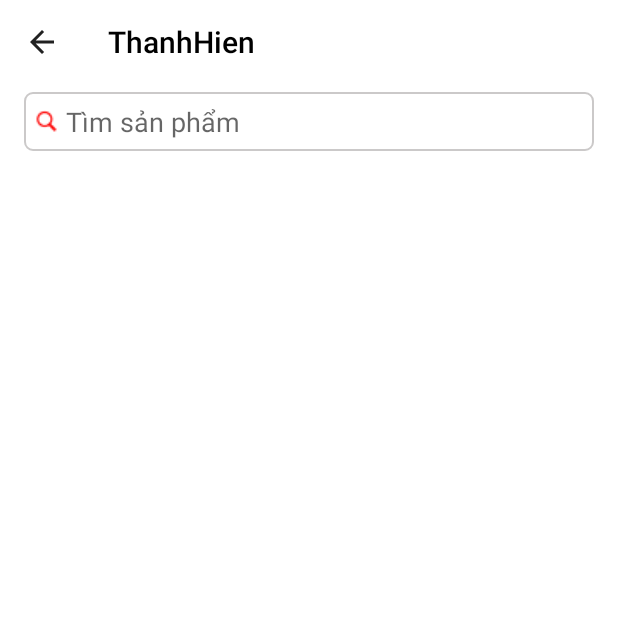
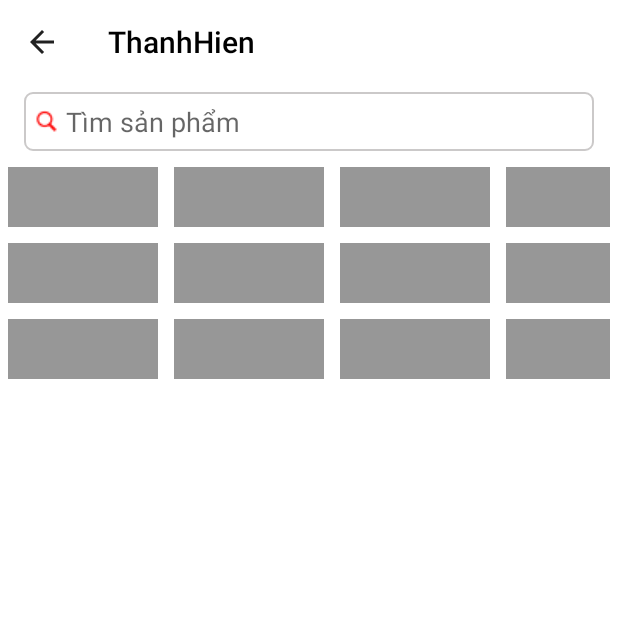
Before and after one commit to DaTaThanhHien/DaTaThanhHien, an Android app: the Seo_GiaoDienDanhMuc screen opened directly, with no data from a screen before it, on a phone screen of 412 x 824 dp, the top half of it. Run offline under Robolectric (Android 15) with nearby library versions, the phone set to English and light mode, and no system bars; our stand-ins replace Shimmer, Volley; libraries missing offline, so code that uses them is left out: com.sdsmdg.tastytoast; network calls fail; 1 statement that could not run was skipped.

```diff
--- a/ThanhHien/app/src/main/java/com/example/thanhhien/NhapXuatHang/Seo_GiaoDienDanhMuc.java
+++ b/ThanhHien/app/src/main/java/com/example/thanhhien/NhapXuatHang/Seo_GiaoDienDanhMuc.java
@@ -40,6 +40,7 @@ import com.example.thanhhien.QuanLyKho.ThemSuaXoaSanPham.Seo_ThemSanPhamMoi;
 import com.example.thanhhien.R;
 import com.example.thanhhien.SeoCheckConnection;
 import com.example.thanhhien.Seo_GiaoDienLogin;
+import com.facebook.shimmer.ShimmerFrameLayout;
 import com.sdsmdg.tastytoast.TastyToast;
 
 import org.json.JSONArray;
@@ -54,6 +55,7 @@ public class Seo_GiaoDienDanhMuc extends AppCompatActivity {
     private ArrayList<Model_ListSanPhamBanLe> mListDanhMuc;
     public static String IDDanhMuc="0";
     public static ArrayList<Model_ListSanPhamBan> gioHang;
+    private ShimmerFrameLayout shimmer_view_quycach;
     @Override
     protected void onCreate(Bundle savedInstanceState) {
         super.onCreate(savedInstanceState);
@@ -88,6 +90,7 @@ public class Seo_GiaoDienDanhMuc extends AppCompatActivity {
         setSupportActionBar(toolbar);
         getSupportActionBar().setDisplayHomeAsUpEnabled(true);
         gridViewListSanPham=(GridView) findViewById(R.id.gridViewListSanPham);
+        shimmer_view_quycach=findViewById(R.id.shimmer_view_quycach);
     }
     @Override
     public boolean onOptionsItemSelected(MenuItem item) {
@@ -153,6 +156,8 @@ public class Seo_GiaoDienDanhMuc extends AppCompatActivity {
                                     e.printStackTrace();
                                 }
                             }
+                            gridViewListSanPham.setVisibility(View.VISIBLE);
+                            shimmer_view_quycach.setVisibility(View.GONE);
                             adapter_listSanPhamBanLe=new Adapter_ListSanPhamBanLe(Seo_GiaoDienDanhMuc.this,R.layout.item_layoutsanphambanle,mListDanhMuc);
                             gridViewListSanPham.setAdapter(adapter_listSanPhamBanLe);
                         }
--- a/ThanhHien/app/src/main/java/com/example/thanhhien/NhapXuatHang/Seo_ListSanPhamNhapKho.java
+++ b/ThanhHien/app/src/main/java/com/example/thanhhien/NhapXuatHang/Seo_ListSanPhamNhapKho.java
@@ -81,7 +81,7 @@ public class Seo_ListSanPhamNhapKho extends AppCompatActivity {
     private Adapter_ListSanPhamNhap adapter_listSanPhamBan;
     private Adapter_ListSanPhamBanLe adapter_listSanPhamBanLe;
     private ArrayList<Model_QuyCachVaTinhChat> mListQuyCach;
-    private ArrayList<Model_ListSanPhamBanLe> mListSanPhamBanLe;
+    private ArrayList<Model_ListSanPhamBanLe> mListDanhMuc;
     private ArrayList<Model_QuyCachVaTinhChat>mListTinhChat;
     private ArrayList<Model_QuyCachVaTinhChat> mListQuyCach2;
     private ArrayList<Model_ListSanPhamBan> mListSanPhamBan;
@@ -104,7 +104,7 @@ public class Seo_ListSanPhamNhapKho extends AppCompatActivity {
         mListQuyCach=new ArrayList<>();
         mListQuyCach2=new ArrayList<>();
         mListTinhChat=new ArrayList<>();
-        mListSanPhamBanLe=new ArrayList<>();
+        mListDanhMuc=new ArrayList<>();
         // lấy quy cách của từng sản phẩm theo tên danh mục của sản phẩm đó
         if(isOnline()==false){
             Intent intent=new Intent(Seo_ListSanPhamNhapKho.this, SeoCheckConnection.class);
@@ -158,7 +158,7 @@ public class Seo_ListSanPhamNhapKho extends AppCompatActivity {
                 layoutManager.setOrientation(LinearLayoutManager.VERTICAL);
                 recyclerViewListSanPham.setLayoutManager(layoutManager);
                 recyclerViewListSanPham.setAdapter(adapter_listSanPhamBan);
-                IDDanhMuc=mListSanPhamBanLe.get(position).getTenSanPham();
+                IDDanhMuc=mListDanhMuc.get(position).getTenSanPham();
                 mListSanPhamBan.clear();
                 adapter_listSanPhamBan=new Adapter_ListSanPhamNhap(Seo_ListSanPhamNhapKho.this,mListSanPhamBan);
                 recyclerViewListSanPham.setAdapter(adapter_listSanPhamBan);
@@ -246,13 +246,17 @@ public class Seo_ListSanPhamNhapKho extends AppCompatActivity {
     @Override
     protected void onRestart() {
         super.onRestart();
+
         if(isOnline()==false){
             Intent intent=new Intent(Seo_ListSanPhamNhapKho.this, SeoCheckConnection.class);
             startActivity(intent);
             overridePendingTransition(android.R.anim.fade_in, android.R.anim.fade_out);
-
-
         }else {
+            mListQuyCach.clear();
+            mListQuyCach2.clear();
+            mListTinhChat.clear();
+            mListSanPhamBan.clear();
+            mListDanhMuc.clear();
             getQuyCachTungSanPham(Api_custom.listQuyCachDanhMucSP, Seo_GiaoDienDanhMuc.IDDanhMuc);
             getAllDanhMucSanPham(Api_custom.listAllDanhMucSanPham);
             getSanPhamTheoDanhMuc(Api_custom.listSanPhamTheoDanhMuc, Seo_GiaoDienDanhMuc.IDDanhMuc,"NULLQUYCACH");
@@ -549,14 +553,14 @@ public class Seo_ListSanPhamNhapKho extends AppCompatActivity {
                                     if(i==0){
                                         IDDanhMuc=jsonObject.getString("IDDanhMuc");
                                     }
-                                    mListSanPhamBanLe.add(new Model_ListSanPhamBanLe(jsonObject.getString("IDDanhMuc"),jsonObject.getString("TenDanhMuc")));
+                                    mListDanhMuc.add(new Model_ListSanPhamBanLe(jsonObject.getString("IDDanhMuc"),jsonObject.getString("TenDanhMuc")));
                                 } catch (JSONException e) {
                                     e.printStackTrace();
                                 }
                             }
                             gridViewListTinhChat.setVisibility(View.VISIBLE);
                             shimmer_view_danhmuc.setVisibility(View.GONE);
-                            adapter_listSanPhamBanLe=new Adapter_ListSanPhamBanLe(Seo_ListSanPhamNhapKho.this,R.layout.item_layoutsanphambanle2,mListSanPhamBanLe);
+                            adapter_listSanPhamBanLe=new Adapter_ListSanPhamBanLe(Seo_ListSanPhamNhapKho.this,R.layout.item_layoutsanphambanle2,mListDanhMuc);
                             gridViewListTinhChat.setAdapter(adapter_listSanPhamBanLe);
                         }
 
--- a/ThanhHien/app/src/main/res/layout/seo_giaodiennhapxuathang.xml
+++ b/ThanhHien/app/src/main/res/layout/seo_giaodiennhapxuathang.xml
@@ -38,19 +38,57 @@
         android:orientation="vertical"
         android:layout_width="match_parent"
         android:layout_height="match_parent">
-        <GridView
-            android:layout_weight="9"
+        <RelativeLayout
+            android:layout_width="match_parent"
+            android:layout_height="match_parent">
+            <com.facebook.shimmer.ShimmerFrameLayout
+                android:id="@+id/shimmer_view_quycach"
+                android:layout_width="match_parent"
+                android:layout_height="match_parent"
+                >
+                <LinearLayout
+                    android:orientation="vertical"
+                    android:layout_width="match_parent"
+                    android:layout_height="match_parent">
+                    <LinearLayout
+                        android:layout_width="wrap_content"
+                        android:layout_height="wrap_content">
+                        <include layout="@layout/item_layoutloadingdanhmucqutcach"></include>
+                        <include layout="@layout/item_layoutloadingdanhmucqutcach"></include>
+                        <include layout="@layout/item_layoutloadingdanhmucqutcach"></include>
+                        <include layout="@layout/item_layoutloadingdanhmucqutcach"></include>
+                    </LinearLayout>
+                    <LinearLayout
+                        android:layout_width="wrap_content"
+                        android:layout_height="wrap_content">
+                        <include layout="@layout/item_layoutloadingdanhmucqutcach"></include>
+                        <include layout="@layout/item_layoutloadingdanhmucqutcach"></include>
+                        <include layout="@layout/item_layoutloadingdanhmucqutcach"></include>
+                        <include layout="@layout/item_layoutloadingdanhmucqutcach"></include>
+                    </LinearLayout>
+                    <LinearLayout
+                        android:layout_width="wrap_content"
+                        android:layout_height="wrap_content">
+                        <include layout="@layout/item_layoutloadingdanhmucqutcach"></include>
+                        <include layout="@layout/item_layoutloadingdanhmucqutcach"></include>
+                        <include layout="@layout/item_layoutloadingdanhmucqutcach"></include>
+                        <include layout="@layout/item_layoutloadingdanhmucqutcach"></include>
+                    </LinearLayout>
+                </LinearLayout>
+            </com.facebook.shimmer.ShimmerFrameLayout>
+            <GridView
+                android:visibility="gone"
+                android:id="@+id/gridViewListSanPham"
+                android:layout_width="match_parent"
+                android:layout_height="match_parent"
+                android:layout_marginLeft="5dp"
+                android:layout_marginRight="5dp"
+                android:gravity="center"
+                android:numColumns="3"
+                android:scrollbars="none">
 
-            android:scrollbars="none"
-            android:layout_marginRight="5dp"
-            android:layout_marginLeft="5dp"
-            android:id="@+id/gridViewListSanPham"
-            android:gravity="center"
-            android:numColumns="3"
-            android:layout_width="match_parent"
-            android:layout_height="0dp">
-
-        </GridView>
+            </GridView>
+        </RelativeLayout>
     </LinearLayout>
 
 </LinearLayout>
```
